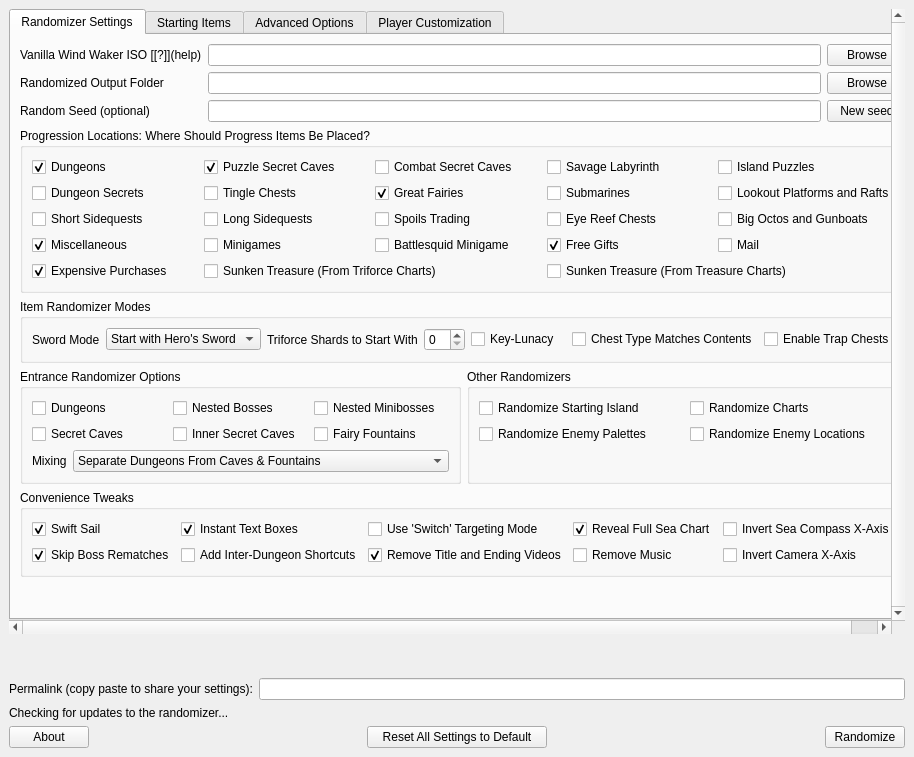
Qt form wwr_ui/randomizer_window.ui (tanjo3/wwrando) before a commit.
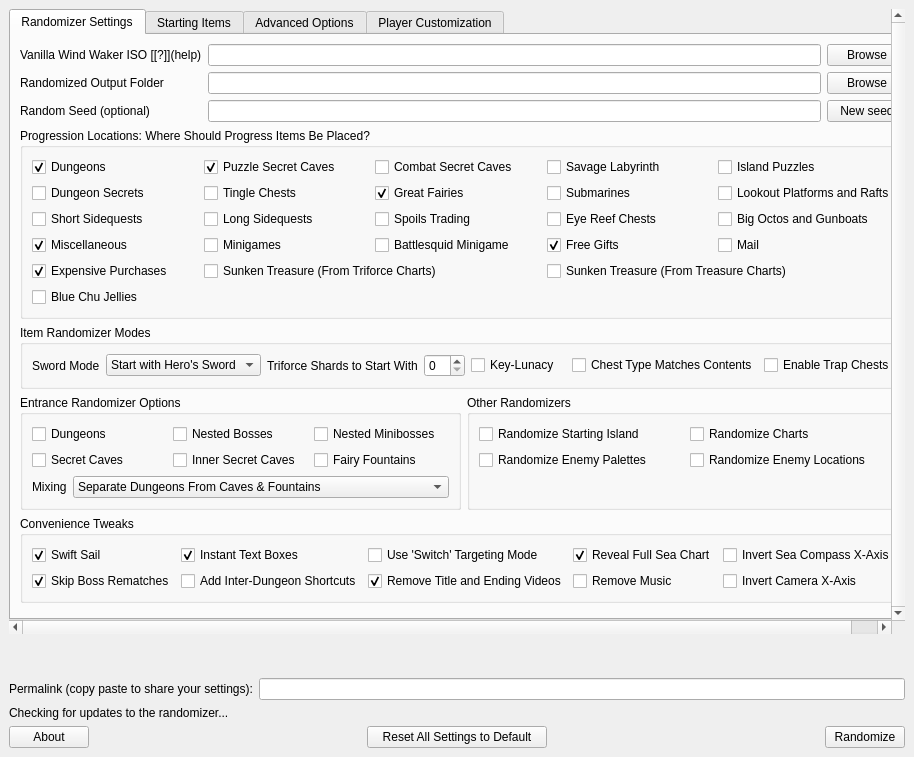
The same form after that commit. Custom widgets are drawn as their Qt base class.

Commit message: Expose option for randomizing Blue ChuChu drops

```diff
--- a/wwr_ui/randomizer_window.ui
+++ b/wwr_ui/randomizer_window.ui
@@ -309,6 +309,13 @@
                  </property>
                 </widget>
                </item>
+               <item row="7" column="0">
+                <widget class="QCheckBox" name="progression_blue_chu_jellies">
+                 <property name="text">
+                  <string>Blue Chu Jellies</string>
+                 </property>
+                </widget>
+               </item>
                <item row="1" column="4">
                 <widget class="QCheckBox" name="progression_platforms_rafts">
                  <property name="text">
```
The commit also changes 3 other files.
